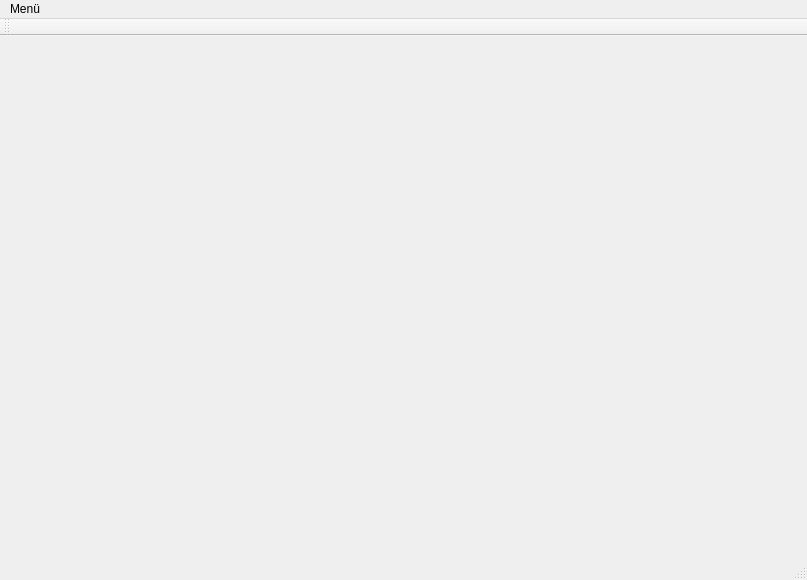
Before: the Qt Designer form form/mainwindow.ui in kkalicki/4WIN, drawn with Qt 5.
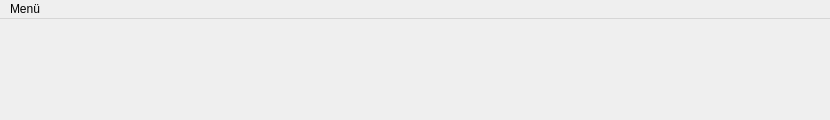
After: the same form once the commit is applied. Custom widgets are drawn as their Qt base class.

What changed in the file:
```diff
--- a/form/mainwindow.ui
+++ b/form/mainwindow.ui
@@ -6,31 +6,38 @@
    <rect>
     <x>0</x>
     <y>0</y>
-    <width>807</width>
-    <height>580</height>
+    <width>830</width>
+    <height>120</height>
    </rect>
   </property>
   <property name="windowTitle">
    <string>MainWindow</string>
   </property>
   <widget class="QWidget" name="centralWidget">
-   <widget class="Bord" name="pluginWidget" native="true">
-    <property name="geometry">
-     <rect>
-      <x>30</x>
-      <y>10</y>
-      <width>500</width>
-      <height>500</height>
-     </rect>
+   <layout class="QGridLayout" name="gridLayout">
+    <property name="leftMargin">
+     <number>0</number>
     </property>
-   </widget>
+    <property name="topMargin">
+     <number>0</number>
+    </property>
+    <property name="rightMargin">
+     <number>0</number>
+    </property>
+    <property name="bottomMargin">
+     <number>0</number>
+    </property>
+    <item row="0" column="0">
+     <widget class="QWidget" name="pluginWidget" native="true"/>
+    </item>
+   </layout>
   </widget>
   <widget class="QMenuBar" name="menuBar">
    <property name="geometry">
     <rect>
      <x>0</x>
      <y>0</y>
-     <width>807</width>
+     <width>830</width>
      <height>22</height>
     </rect>
    </property>
@@ -50,15 +57,6 @@
    </widget>
    <addaction name="menuMen"/>
   </widget>
-  <widget class="QToolBar" name="mainToolBar">
-   <attribute name="toolBarArea">
-    <enum>TopToolBarArea</enum>
-   </attribute>
-   <attribute name="toolBarBreak">
-    <bool>false</bool>
-   </attribute>
-  </widget>
-  <widget class="QStatusBar" name="statusBar"/>
   <action name="actionNeu">
    <property name="text">
     <string>Neu</string>
@@ -86,14 +84,6 @@
   </action>
  </widget>
  <layoutdefault spacing="6" margin="11"/>
- <customwidgets>
-  <customwidget>
-   <class>Bord</class>
-   <extends>QWidget</extends>
-   <header location="global">bord.h</header>
-   <container>1</container>
-  </customwidget>
- </customwidgets>
  <resources/>
  <connections/>
 </ui>
```
Left out of the diff: 19 changed lines with no effect on the pictures.
